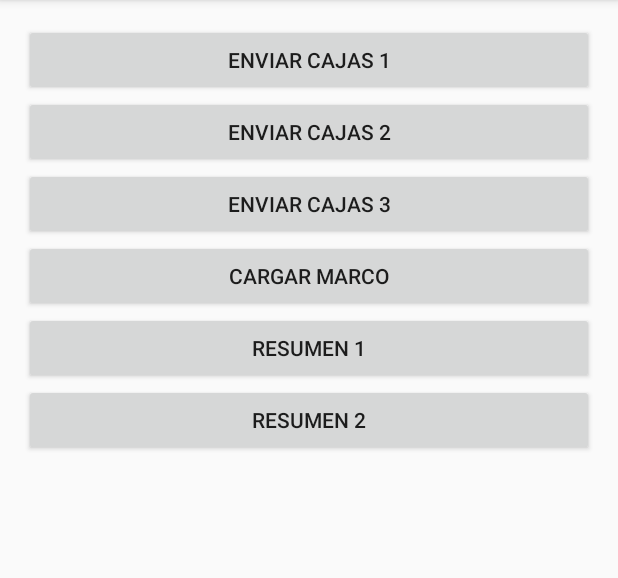
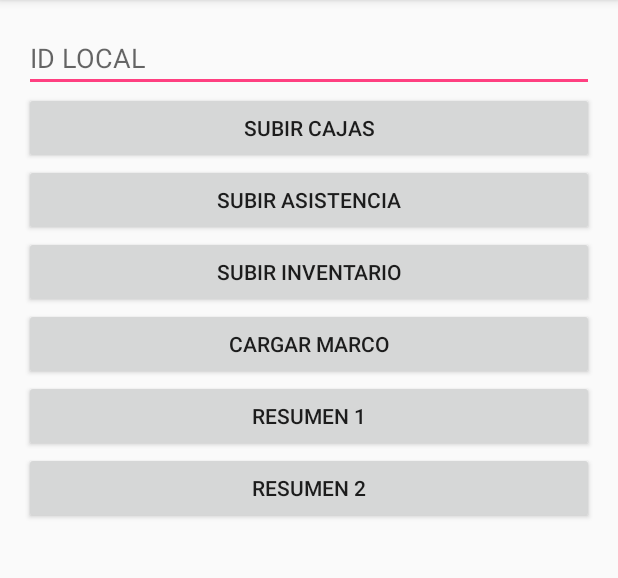
Before and after one commit to Ricindigus/FirebaseQuerys, an Android app: the screen it shows after launch (MainActivity), on a phone screen of 412 x 824 dp, the part 84-662 px from its top. Run offline under Robolectric (Android 15) with nearby library versions, the phone set to English and light mode, and no system bars; our stand-ins replace Firebase (no records; nobody signed in at launch, a user with empty details on screens opened directly).

Commit message:
subida asistencia completas

```diff
--- a/app/src/main/java/pe/gob/inei/dmorales/firebasequerys/Data.java
+++ b/app/src/main/java/pe/gob/inei/dmorales/firebasequerys/Data.java
@@ -186,10 +186,10 @@ public class Data {
 
     public ArrayList<Caja> getAllCajasxLocal(int idLocal){
         ArrayList<Caja> cajas = new ArrayList<Caja>();
-        String[] whereArgs = new String[]{String.valueOf(idLocal)};
+        String[] whereArgs = new String[]{String.valueOf(idLocal),"1"};
         Cursor cursor = null;
         try{
-            cursor = sqLiteDatabase.query(SQLConstantes.tablacajas, null, SQLConstantes.WHERE_CLAUSE_ID_LOCAL,whereArgs,null,null,null);
+            cursor = sqLiteDatabase.query(SQLConstantes.tablacajas, null, SQLConstantes.WHERE_CLAUSE_ID_LOCAL + " AND " + SQLConstantes.WHERE_CLAUSE_CAJA_NLADO,whereArgs,null,null,null);
             while(cursor.moveToNext()){
                 Caja caja =  new Caja();
                 caja.setCod_barra_caja(cursor.getString(cursor.getColumnIndex(SQLConstantes.cajas_cod_barra)));
--- a/app/src/main/java/pe/gob/inei/dmorales/firebasequerys/MainActivity.java
+++ b/app/src/main/java/pe/gob/inei/dmorales/firebasequerys/MainActivity.java
@@ -1,7 +1,5 @@
 package pe.gob.inei.dmorales.firebasequerys;
 
-import android.support.annotation.NonNull;
-import android.support.annotation.RequiresPermission;
 import android.support.v7.app.AppCompatActivity;
 import android.os.Bundle;
 import android.util.Log;
@@ -11,100 +9,62 @@ import android.widget.EditText;
 import android.widget.Spinner;
 import android.widget.Toast;
 
-import com.google.android.gms.tasks.OnCompleteListener;
-import com.google.android.gms.tasks.OnFailureListener;
 import com.google.android.gms.tasks.OnSuccessListener;
-import com.google.android.gms.tasks.Task;
-import com.google.firebase.Timestamp;
-import com.google.firebase.firestore.DocumentReference;
 import com.google.firebase.firestore.FirebaseFirestore;
 import com.google.firebase.firestore.WriteBatch;
 
 import java.io.File;
 import java.io.IOException;
 import java.util.ArrayList;
-import java.util.HashMap;
-import java.util.Map;
-
-import io.opencensus.tags.TagContext;
 
 public class MainActivity extends AppCompatActivity {
 
 
-    EditText edtDni;
-    EditText edtNombre;
-    EditText edtEdad;
-    EditText edtDia;
-    EditText edtMes;
-    EditText edtAnio;
+    EditText edtIdLocal;
 
-    Button btnEnviar1;
-    Button btnEnviar2;
-    Button btnEnviar3;
+    Button btnCajas;
+    Button btnAsistencia;
+    Button btnInventario;
     Button btnResumen1;
     Button btnResumen2;
 
 
 
     Button btnActualizar;
-
-    Spinner spNombres;
-
     FirebaseFirestore db;
+    int idLocal;
 
     @Override
     protected void onCreate(Bundle savedInstanceState) {
         super.onCreate(savedInstanceState);
         setContentView(R.layout.activity_main);
 
-        edtDni = (EditText) findViewById(R.id.edt_dni);
-        edtNombre = (EditText) findViewById(R.id.edt_nombre);
-        edtDia = (EditText) findViewById(R.id.edt_dia);
-        edtMes = (EditText) findViewById(R.id.edt_mes);
-        edtAnio = (EditText) findViewById(R.id.edt_anio);
-        edtEdad = (EditText) findViewById(R.id.edt_edad);
-        spNombres = (Spinner) findViewById(R.id.sp_nombres);
-
-        btnEnviar1 = (Button) findViewById(R.id.btn_enviar1);
-        btnEnviar2 = (Button) findViewById(R.id.btn_enviar2);
-        btnEnviar3 = (Button) findViewById(R.id.btn_enviar3);
+        edtIdLocal = (EditText) findViewById(R.id.edt_idlocal);
+        btnCajas = (Button) findViewById(R.id.btn_cajas);
+        btnAsistencia = (Button) findViewById(R.id.btn_asistencia);
+        btnInventario = (Button) findViewById(R.id.btn_inventario);
         btnResumen1 = (Button) findViewById(R.id.btn_resumen1);
         btnResumen2 = (Button) findViewById(R.id.btn_resumen2);
-
+        btnActualizar = (Button) findViewById(R.id.btn_actualizar);
 
         db = FirebaseFirestore.getInstance();
 
-        btnActualizar = (Button) findViewById(R.id.btn_actualizar);
 
-        btnEnviar1.setOnClickListener(new View.OnClickListener() {
+        btnCajas.setOnClickListener(new View.OnClickListener() {
             @Override
             public void onClick(View v) {
                 Data data =  new Data(MainActivity.this);
                 data.open();
-//                for (int i = 1; i <= 10 ; i++) {
-//                    final int c = i;
-//                    ArrayList<Caja> cajas = data.getAllCajasxSede(checkDigito(i));
-//                    WriteBatch batch = db.batch();
-//                    for (Caja caja: cajas){
-//                        batch.set(db.collection("cajas").document(caja.getCod_barra_caja()),caja.toMap());
-//                    }
-//                    batch.commit().addOnSuccessListener(new OnSuccessListener<Void>() {
-//                        @Override
-//                        public void onSuccess(Void aVoid) {
-//                            Toast.makeText(MainActivity.this, "Subidos correctamente " + c, Toast.LENGTH_SHORT).show();
-//                        }
-//                    });
-//                }
-
-                ArrayList<Caja> cajas = data.getAllCajasxLocal(1);
+                ArrayList<Caja> cajas = data.getAllCajasxLocal(Integer.parseInt(edtIdLocal.getText().toString()));
                 WriteBatch batch = db.batch();
                 for (Caja caja: cajas){
-                    batch.set(db.collection("cajas").document(caja.getCod_barra_caja()),caja);
+                    String codCaja = caja.getCod_barra_caja().substring(0,caja.getCod_barra_caja().length()-2);
+                    batch.set(db.collection("cajas").document(codCaja),caja.toMap());
                 }
                 batch.commit().addOnSuccessListener(new OnSuccessListener<Void>() {
                     @Override
                     public void onSuccess(Void aVoid) {
-                        Toast.makeText(MainActivity.this, "Subidos correctamente", Toast.LENGTH_SHORT).show();
+                        Toast.makeText(MainActivity.this, "Subidos correctamente cajas", Toast.LENGTH_SHORT).show();
                     }
                 });
                 data.close();
@@ -112,49 +72,37 @@ public class MainActivity extends AppCompatActivity {
         });
 
 
-        btnEnviar2.setOnClickListener(new View.OnClickListener() {
+        btnAsistencia.setOnClickListener(new View.OnClickListener() {
             @Override
             public void onClick(View v) {
                 Data data =  new Data(MainActivity.this);
                 data.open();
-
-//                for (int i = 11; i <= 20 ; i++) {
-//                    final int c = i;
-//                    ArrayList<Caja> cajas = data.getAllCajasxSede(checkDigito(i));
-//                    if(i != 20){
-//                        WriteBatch batch = db.batch();
-//                        for (Caja caja: cajas){
-//                            batch.set(db.collection("cajas").document(caja.getCod_barra_caja()),caja.toMap());
-//                        }
-//                        batch.commit().addOnSuccessListener(new OnSuccessListener<Void>() {
-//                            @Override
-//                            public void onSuccess(Void aVoid) {
-//                                Toast.makeText(MainActivity.this, "Subidos correctamente " + c, Toast.LENGTH_SHORT).show();
-//                            }
-//                        });
-//                    }else{
-//                        WriteBatch batchAux1 = db.batch();
-//                        for (int j = 0; j < 400 ; j++) {
-//                            batchAux1.set(db.collection("cajas").document(cajas.get(i).getCod_barra_caja()),cajas.get(i).toMap());
-//                        }
-//                        batchAux1.commit().addOnSuccessListener(new OnSuccessListener<Void>() {
-//                            @Override
-//                            public void onSuccess(Void aVoid) {
-//                                Toast.makeText(MainActivity.this, "Subidos correctamente " + c + " parte 1", Toast.LENGTH_SHORT).show();
-//                            }
-//                        });
-//                        WriteBatch batchAux2 = db.batch();
-//                        for (int j = 400; j < cajas.size() ; j++) {
-//                            batchAux2.set(db.collection("cajas").document(cajas.get(i).getCod_barra_caja()),cajas.get(i).toMap());
-//                        }
-//                        batchAux2.commit().addOnSuccessListener(new OnSuccessListener<Void>() {
-//                            @Override
-//                            public void onSuccess(Void aVoid) {
-//                                Toast.makeText(MainActivity.this, "Subidos correctamente " + c + " parte 2", Toast.LENGTH_SHORT).show();
-//                            }
-//                        });
-//                    }
-//                }
+                ArrayList<Asistencia> asistencias =  new ArrayList<>();
+                asistencias =  data.getAllAsistencia(Integer.parseInt(edtIdLocal.getText().toString()));
+                int n = asistencias.size() / 400;
+                for (int i = 1; i <= n ; i++) {
+                    final int c = i;
+                    WriteBatch batch = db.batch();
+                    for (int j = (i-1)*400; j < i*400 ; j++) {
+                        batch.set(db.collection("asistencia").document(asistencias.get(j).getDni()),asistencias.get(j).toMap());
+                    }
+                    batch.commit().addOnSuccessListener(new OnSuccessListener<Void>() {
+                        @Override
+                        public void onSuccess(Void aVoid) {
+                            Toast.makeText(MainActivity.this, "Subidos correctamente asistencias" + c, Toast.LENGTH_SHORT).show();
+                        }
+                    });
+                }
+                WriteBatch batch1 = db.batch();
+                for (int i = n*400 ; i < asistencias.size(); i++) {
+                    batch1.set(db.collection("asistencia").document(asistencias.get(i).getDni()),asistencias.get(i).toMap());
+                }
+                batch1.commit().addOnSuccessListener(new OnSuccessListener<Void>() {
+                    @Override
+                    public void onSuccess(Void aVoid) {
+                        Toast.makeText(MainActivity.this, "Subidos correctamente asistencias completos", Toast.LENGTH_SHORT).show();
+                    }
+                });
                 data.close();
             }
         });
@@ -162,26 +110,37 @@ public class MainActivity extends AppCompatActivity {
 
 
 
-        btnEnviar3.setOnClickListener(new View.OnClickListener() {
+        btnInventario.setOnClickListener(new View.OnClickListener() {
             @Override
             public void onClick(View v) {
                 Data data =  new Data(MainActivity.this);
                 data.open();
-//
-//                for (int i = 21; i <= 35 ; i++) {
-//                    final int c = i;
-//                    ArrayList<Caja> cajas = data.getAllCajasxSede(checkDigito(i));
-//                    WriteBatch batch = db.batch();
-//                    for (Caja caja: cajas){
-//                        batch.set(db.collection("cajas").document(caja.getCod_barra_caja()),caja.toMap());
-//                    }
-//                    batch.commit().addOnSuccessListener(new OnSuccessListener<Void>() {
-//                        @Override
-//                        public void onSuccess(Void aVoid) {
-//                            Toast.makeText(MainActivity.this, "Subidos correctamente " + c, Toast.LENGTH_SHORT).show();
-//                        }
-//                    });
-//                }
+                ArrayList<Asistencia> asistencias =  new ArrayList<>();
+                asistencias =  data.getAllAsistencia(Integer.parseInt(edtIdLocal.getText().toString()));
+                int n = asistencias.size() / 400;
+                for (int i = 1; i <= n ; i++) {
+                    final int c = i;
+                    WriteBatch batch = db.batch();
+                    for (int j = (i-1)*400; j < i*400 ; j++) {
+                        batch.set(db.collection("inventario").document(asistencias.get(j).getDni()),asistencias.get(j));
+                    }
+                    batch.commit().addOnSuccessListener(new OnSuccessListener<Void>() {
+                        @Override
+                        public void onSuccess(Void aVoid) {
+                            Toast.makeText(MainActivity.this, "Subidos correctamente inventarios" + c, Toast.LENGTH_SHORT).show();
+                        }
+                    });
+                }
+                WriteBatch batch1 = db.batch();
+                for (int i = n*400 ; i < asistencias.size(); i++) {
+                    batch1.set(db.collection("inventario").document(asistencias.get(i).getDni()),asistencias.get(i));
+                }
+                batch1.commit().addOnSuccessListener(new OnSuccessListener<Void>() {
+                    @Override
+                    public void onSuccess(Void aVoid) {
+                        Toast.makeText(MainActivity.this, "Subidos correctamente inventarios completos", Toast.LENGTH_SHORT).show();
+                    }
+                });
                 data.close();
             }
         });
--- a/app/src/main/java/pe/gob/inei/dmorales/firebasequerys/SQLConstantes.java
+++ b/app/src/main/java/pe/gob/inei/dmorales/firebasequerys/SQLConstantes.java
@@ -84,6 +84,8 @@ public class SQLConstantes {
     public static final String WHERE_CLAUSE_ID_SEDE = "idsede=?";
     public static final String WHERE_CLAUSE_ID_LOCAL = "idlocal=?";
     public static final String WHERE_CLAUSE_CAJA_TIPO = "tipo=?";
+    public static final String WHERE_CLAUSE_CAJA_NLADO = "nlado=?";
+
 
 
 }
--- a/app/src/main/res/layout/activity_main.xml
+++ b/app/src/main/res/layout/activity_main.xml
@@ -13,76 +13,26 @@
         android:layout_margin="16dp"
         android:orientation="vertical">
 
-        <LinearLayout
+        <EditText
+            android:id="@+id/edt_idlocal"
             android:layout_width="match_parent"
             android:layout_height="wrap_content"
-            android:visibility="gone"
-            android:orientation="vertical">
-            <Spinner
-                android:id="@+id/sp_nombres"
-                android:layout_width="match_parent"
-                android:layout_height="wrap_content"
-                android:drawSelectorOnTop="true"
-                android:entries="@array/array"
-                />
-
-            <EditText
-                android:id="@+id/edt_dni"
-                android:layout_width="match_parent"
-                android:layout_height="wrap_content"
-                android:hint="dni"
-                android:inputType="text"/>
-            <EditText
-                android:id="@+id/edt_nombre"
-                android:layout_width="match_parent"
-                android:layout_height="wrap_content"
-                android:hint="nombre"
-                android:inputType="text"/>
-            <EditText
-                android:id="@+id/edt_edad"
-                android:layout_width="match_parent"
-                android:layout_height="wrap_content"
-                android:hint="edad"
-                android:inputType="number"/>
-            <LinearLayout
-                android:layout_width="match_parent"
-                android:layout_height="wrap_content"
-                android:orientation="horizontal">
-                <EditText
-                    android:id="@+id/edt_dia"
-                    android:layout_width="48dp"
-                    android:layout_height="wrap_content"
-                    android:hint="dd"
-                    android:inputType="number"/>
-                <EditText
-                    android:id="@+id/edt_mes"
-                    android:layout_width="48dp"
-                    android:layout_height="wrap_content"
-                    android:hint="mm"
-                    android:inputType="number"/>
-                <EditText
-                    android:id="@+id/edt_anio"
-                    android:layout_width="72dp"
-                    android:layout_height="wrap_content"
-                    android:hint="yyyy"
-                    android:inputType="number"/>
-            </LinearLayout>
-        </LinearLayout>
+            android:hint="ID LOCAL"/>
         <Button
-            android:id="@+id/btn_enviar1"
+            android:id="@+id/btn_cajas"
             android:layout_width="match_parent"
             android:layout_height="wrap_content"
-            android:text="enviar cajas 1"/>
+            android:text="subir cajas"/>
         <Button
-            android:id="@+id/btn_enviar2"
+            android:id="@+id/btn_asistencia"
             android:layout_width="match_parent"
             android:layout_height="wrap_content"
-            android:text="enviar cajas 2"/>
+            android:text="subir asistencia"/>
         <Button
-            android:id="@+id/btn_enviar3"
+            android:id="@+id/btn_inventario"
             android:layout_width="match_parent"
             android:layout_height="wrap_content"
-            android:text="enviar cajas 3"/>
+            android:text="subir inventario"/>
         <Button
             android:id="@+id/btn_actualizar"
             android:layout_width="match_parent"
```
Also changed, not shown: app/src/main/java/pe/gob/inei/dmorales/firebasequerys/Asistencia.java (+19 -0 lines), app/src/main/java/pe/gob/inei/dmorales/firebasequerys/Caja.java (+14 -0 lines).
